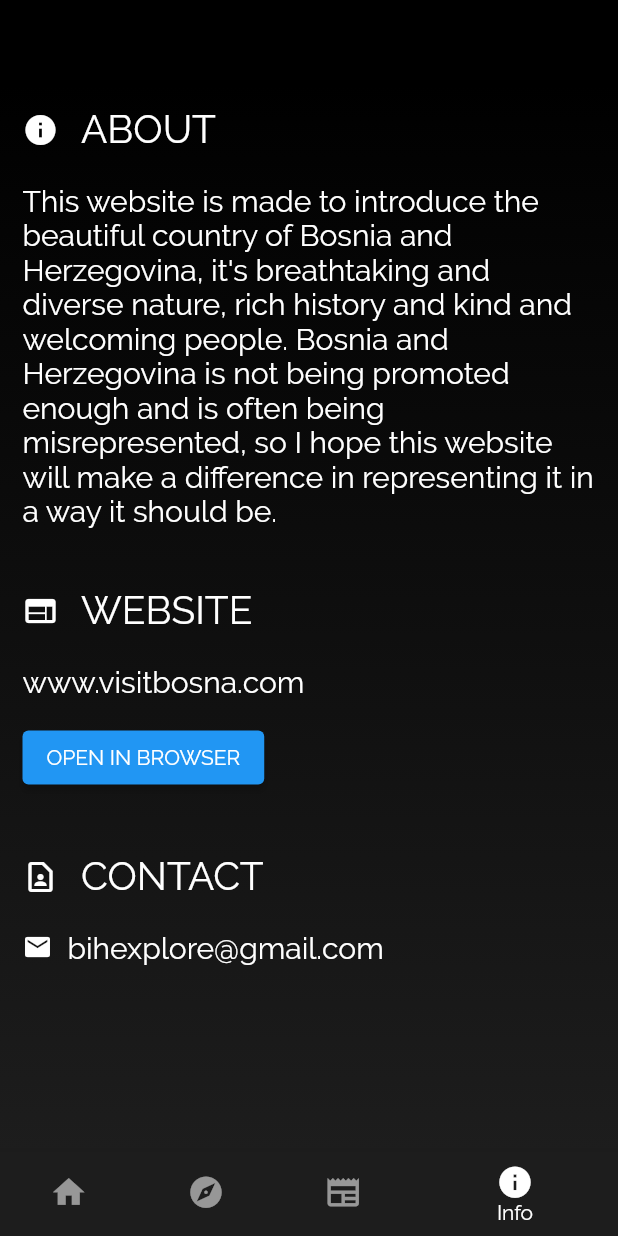
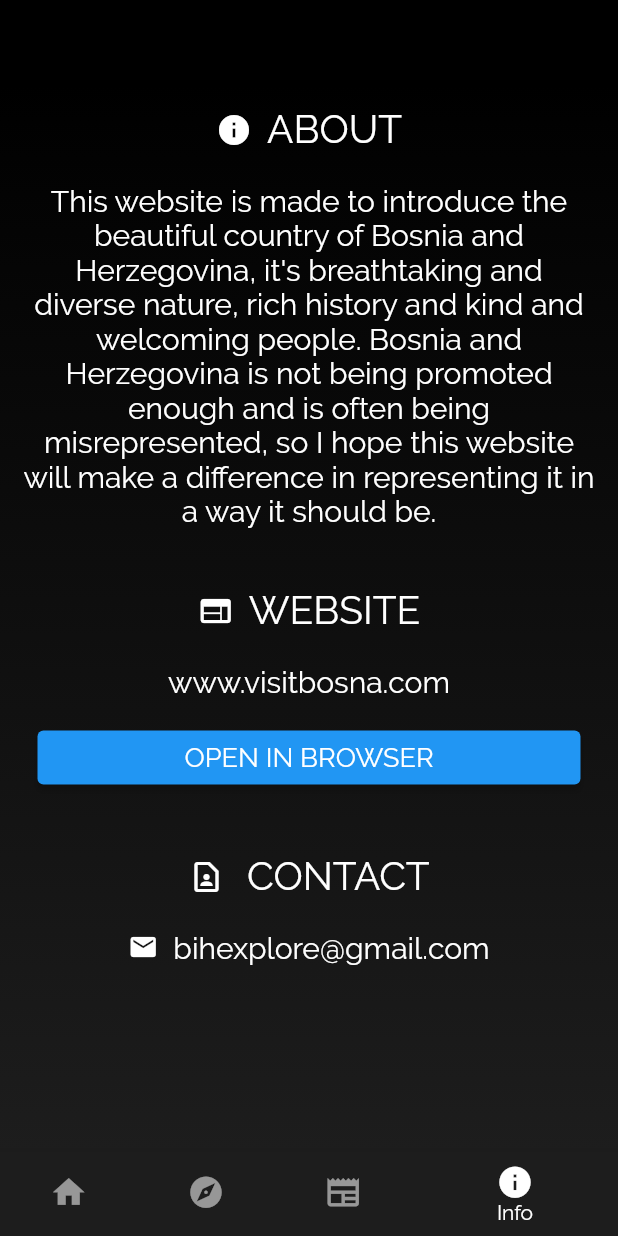
Before and after one commit to demac44/visitBiH-flutter, a Flutter app: the screen it shows after launch, item 4 of the bottom bar chosen, after a tap on "OPEN IN BROWSER", on a phone screen of 412 x 824 dp. Run offline on Flutter 3.47's test engine with Material 2 defaults, Android fonts, the phone set to English and light mode, and no system bars; our stand-ins replace carousel_slider, path_drawing, shared_preferences; network calls fail.

```diff
--- a/lib/about.dart
+++ b/lib/about.dart
@@ -16,7 +16,7 @@ class _AboutState extends State<About> {
 
   void _launchUrl(url) async {
     final Uri _url = Uri.parse(url);
-    if (!await launchUrl(_url)) throw 'Could not launch $_url';
+    if (!await launchUrl(_url)) throw 'Error opening $_url';
   }
 
   @override
@@ -27,7 +27,11 @@ class _AboutState extends State<About> {
         automaticallyImplyLeading: false,
       ),
       bottomNavigationBar: const Navbar(index: 3),
-      body: Container(
+      body: SingleChildScrollView(
+        child: Container(
+          constraints: BoxConstraints(
+              minHeight:
+                  MediaQuery.of(context).size.height - kToolbarHeight * 2),
           decoration: const BoxDecoration(
             gradient: LinearGradient(
               begin: AlignmentDirectional.topCenter,
@@ -43,11 +47,13 @@ class _AboutState extends State<About> {
             crossAxisAlignment: CrossAxisAlignment.start,
             children: [
               Row(
+                mainAxisAlignment: MainAxisAlignment.center,
                 children: [
                   const Icon(Icons.info, color: Colors.white),
-                const SizedBox(width: 15),
+                  const SizedBox(width: 10),
                   Text(language == "english" ? "ABOUT" : "O STRANICI",
-                    style: const TextStyle(fontSize: 26, color: Colors.white)),
+                      style:
+                          const TextStyle(fontSize: 26, color: Colors.white)),
                 ],
               ),
               const SizedBox(height: 20),
@@ -56,35 +62,62 @@ class _AboutState extends State<About> {
                     ? "This website is made to introduce the beautiful country of Bosnia and Herzegovina, it's breathtaking and diverse nature, rich history and kind and welcoming people. Bosnia and Herzegovina is not being promoted enough and is often being misrepresented, so I hope this website will make a difference in representing it in a way it should be."
                     : "Ova web stranica je napravljena da predstavi prelijepu zemlju Bosnu i Hercegovinu, njenu prekrasnu i raznoliku prirodu, bogatu historiju i ljubazne i gostoljubive ljude. Bosna i Hercegovina je nedovoljno ispromovirana i često se predstavlja na pogrešan način, pa se nadam da će ova stranica napraviti promjenu u tome da se predstavlja i promoviše na način na koji bi trebala biti.",
                 style: const TextStyle(fontSize: 20, color: Colors.white),
-            ),
-            const SizedBox(height: 40),
-            Row(children: const [
-              Icon(Icons.web, color: Colors.white),
-              SizedBox(width: 15),
-              Text("WEBSITE",
-                  style: TextStyle(fontSize: 26, color: Colors.white)),
-            ]),
-            const SizedBox(height: 20),
-            const Text("www.visitbosna.com",
-                style: TextStyle(fontSize: 20, color: Colors.white)),
-            const SizedBox(height: 15),
-            ElevatedButton(
-              onPressed: () => {_launchUrl("http://www.visitbosna.com/")},
-              child: Text(language == "english"
-                  ? "OPEN IN BROWSER"
-                  : "OTVORI U PRETRAŽIVAČU"),
+                textAlign: TextAlign.center,
               ),
               const SizedBox(height: 40),
               Row(
+                mainAxisAlignment: MainAxisAlignment.center,
+                children: const [
+                  Icon(Icons.web, color: Colors.white),
+                  SizedBox(width: 10),
+                  Text(
+                    "WEBSITE",
+                    style: TextStyle(fontSize: 26, color: Colors.white),
+                  ),
+                ],
+              ),
+              const SizedBox(height: 20),
+              SizedBox(
+                width: MediaQuery.of(context).size.width,
+                child: Column(
+                  crossAxisAlignment: CrossAxisAlignment.center,
+                  mainAxisAlignment: MainAxisAlignment.center,
+                  children: [
+                    const Text(
+                      "www.visitbosna.com",
+                      style: TextStyle(fontSize: 20, color: Colors.white),
+                    ),
+                    const SizedBox(height: 15),
+                    SizedBox(
+                      width: MediaQuery.of(context).size.width - 50,
+                      child: ElevatedButton(
+                        onPressed: () =>
+                            {_launchUrl("http://www.visitbosna.com/")},
+                        child: Text(
+                          language == "english"
+                              ? "OPEN IN BROWSER"
+                              : "OTVORI U PRETRAŽIVAČU",
+                          style: const TextStyle(fontSize: 18),
+                        ),
+                      ),
+                    ),
+                  ],
+                ),
+              ),
+              const SizedBox(height: 40),
+              Row(
+                mainAxisAlignment: MainAxisAlignment.center,
                 children: [
                   const Icon(Icons.contact_page_outlined, color: Colors.white),
                   const SizedBox(width: 15),
                   Text(language == "english" ? "CONTACT" : "KONTAKT",
-                    style: const TextStyle(fontSize: 26, color: Colors.white)),
+                      style:
+                          const TextStyle(fontSize: 26, color: Colors.white)),
                 ],
               ),
               const SizedBox(height: 20),
               Row(
+                mainAxisAlignment: MainAxisAlignment.center,
                 children: const [
                   Icon(Icons.email, size: 20, color: Colors.white),
                   SizedBox(width: 10),
@@ -97,6 +130,7 @@ class _AboutState extends State<About> {
             ],
           ),
         ),
+      ),
     );
   }
 }
--- a/lib/interactive_map.dart
+++ b/lib/interactive_map.dart
@@ -145,7 +145,7 @@ class InteractiveMapPainter extends CustomPainter {
 
     canvas
       ..clipRect(Offset.zero & size)
-      ..drawColor(const ui.Color.fromARGB(255, 77, 87, 156), BlendMode.src);
+      ..drawColor(ui.Color.fromARGB(255, 74, 91, 138), BlendMode.src);
     var selectedShape;
     for (var shape in _shapes) {
       final path = shape._transformedPath;
--- a/lib/main.dart
+++ b/lib/main.dart
@@ -29,7 +29,7 @@ class _AppState extends State<App> {
     return Scaffold(
       appBar: AppBar(
         automaticallyImplyLeading: false,
-        title: Container(
+        title: SizedBox(
           child: Image.asset("assets/images/logo-visitbih.png"),
         ),
         backgroundColor: Colors.black,
@@ -81,7 +81,10 @@ class _HomeState extends State<Home> {
 
   @override
   Widget build(BuildContext context) {
-    return Container(
+    return SingleChildScrollView(
+      child: Container(
+        constraints: BoxConstraints(
+            minHeight: MediaQuery.of(context).size.height - kToolbarHeight * 2),
         decoration: const BoxDecoration(
           gradient: LinearGradient(
             begin: AlignmentDirectional.topCenter,
@@ -92,13 +95,12 @@ class _HomeState extends State<Home> {
             ],
           ),
         ),
-      padding: const EdgeInsets.only(top: 15.0, left: 15.0, right: 15.0),
-      child: Center(
+        padding: const EdgeInsets.only(top: 20.0, left: 15.0, right: 15.0),
         child: Column(
           children: [
             SizedBox(
               width: MediaQuery.of(context).size.width,
-              height: 50,
+              height: 30,
               child: Row(
                 crossAxisAlignment: CrossAxisAlignment.start,
                 mainAxisAlignment: MainAxisAlignment.end,
@@ -130,19 +132,21 @@ class _HomeState extends State<Home> {
               language == "english"
                   ? "The Heart-Shaped Land: Bosnia and Herzegovina"
                   : "Zemlja srcolikog oblika: Bosna i Hercegovina",
-              style: const TextStyle(color: Colors.white, fontSize: 32),
+              style: const TextStyle(color: Colors.white, fontSize: 28),
+              textAlign: TextAlign.center,
             ),
-            const SizedBox(height: 30),
+            const SizedBox(height: 15),
             Text(
               language == "english"
                   ? "Bosnia and Herzegovina lies in the heart of Southeast Europe. It is here that eastern and western civilizations met, sometimes clashed, but more often enriched and reinforced each other throughout its long and fascinating history. Here, the most interesting and attractive sites are a wonderful mix of this tiny country's cultural and natural heritage."
                   : "Bosna i Hercegovina se nalazi u srcu jugoistočne Evrope. Tu su se susrele istočna i zapadna civilizacija, ponekad sukobljavale, ali češće obogaćivale i pojačavale jedna drugu kroz svoju dugu i fascinantnu historiju. Ovdje su najzanimljivije i najatraktivnije lokacije divan spoj kulturnog i prirodnog nasljeđa ove male zemlje.",
               style: const TextStyle(color: Colors.white, fontSize: 18),
+              textAlign: TextAlign.center,
             ),
-            const SizedBox(height: 50),
+            const SizedBox(height: 40),
             SizedBox(
               height: 50,
-              width: MediaQuery.of(context).size.width - 30,
+              width: MediaQuery.of(context).size.width - 60,
               child: ElevatedButton(
                 onPressed: () {
                   Navigator.push(
@@ -159,14 +163,14 @@ class _HomeState extends State<Home> {
                   language == "english"
                       ? "START EXPLORING"
                       : "ZAPOČNI ISTRAŽIVANJE",
-                  style: const TextStyle(fontSize: 22),
+                  style: const TextStyle(fontSize: 20),
                 ),
               ),
             ),
             const SizedBox(height: 20),
             SizedBox(
               height: 50,
-              width: MediaQuery.of(context).size.width - 30,
+              width: MediaQuery.of(context).size.width - 60,
               child: ElevatedButton(
                 onPressed: () {
                   Navigator.push(
@@ -177,13 +181,11 @@ class _HomeState extends State<Home> {
                   );
                 },
                 style: ElevatedButton.styleFrom(
-                    primary: Color.fromARGB(0, 255, 255, 255),
+                    primary: const Color.fromARGB(0, 255, 255, 255),
                     side: const BorderSide(width: 1.0, color: Colors.white)),
                 child: Text(
-                  language == "english"
-                      ? "READ ABOUT BOSNIA AND HERZEGOVINA"
-                      : "ČITAJ VIŠE O BOSNI I HERCEGOVINI",
-                  style: const TextStyle(fontSize: 16),
+                  language == "english" ? "READ MORE" : "ČITAJ VIŠE",
+                  style: const TextStyle(fontSize: 20),
                 ),
               ),
             ),
@@ -235,7 +237,7 @@ class _NavbarState extends State<Navbar> {
               Icons.newspaper,
               size: 25,
             ),
-            backgroundColor: Color.fromARGB(255, 139, 35, 35)),
+            backgroundColor: const Color.fromARGB(255, 139, 35, 35)),
         const BottomNavigationBarItem(
           label: "Info",
           icon: Icon(
@@ -250,18 +252,39 @@ class _NavbarState extends State<Navbar> {
         setState(() {
           if (index == 0) {
             Navigator.push(
-                context, MaterialPageRoute(builder: (context) => const App()));
+                context,
+                PageRouteBuilder(
+                  pageBuilder: (context, animation1, animation2) => const App(),
+                  transitionDuration: Duration.zero,
+                  reverseTransitionDuration: Duration.zero,
+                ));
           } else if (index == 1) {
             Navigator.push(
                 context,
-                MaterialPageRoute(
-                    builder: (context) => const InteractiveMap()));
+                PageRouteBuilder(
+                  pageBuilder: (context, animation1, animation2) =>
+                      const InteractiveMap(),
+                  transitionDuration: Duration.zero,
+                  reverseTransitionDuration: Duration.zero,
+                ));
           } else if (index == 2) {
-            Navigator.push(context,
-                MaterialPageRoute(builder: (context) => const Articles()));
+            Navigator.push(
+                context,
+                PageRouteBuilder(
+                  pageBuilder: (context, animation1, animation2) =>
+                      const Articles(),
+                  transitionDuration: Duration.zero,
+                  reverseTransitionDuration: Duration.zero,
+                ));
           } else if (index == 3) {
-            Navigator.push(context,
-                MaterialPageRoute(builder: (context) => const About()));
+            Navigator.push(
+                context,
+                PageRouteBuilder(
+                  pageBuilder: (context, animation1, animation2) =>
+                      const About(),
+                  transitionDuration: Duration.zero,
+                  reverseTransitionDuration: Duration.zero,
+                ));
           }
         });
       },
```
Also changed, not shown: lib/articles.dart (+20 -16 lines), lib/places.dart (+26 -14 lines). Lines whose indentation alone changed are shown as unchanged.
